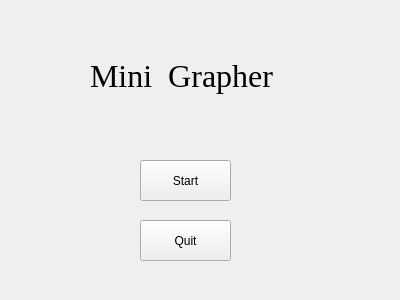
Qt-MVC-MVVM/MiniGrapher, file View/initial.ui: the form before one commit.
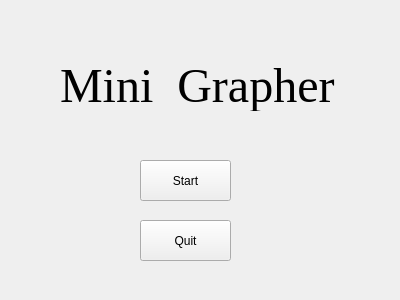
The form after the commit.

```diff
--- a/View/initial.ui
+++ b/View/initial.ui
@@ -42,16 +42,16 @@
   <widget class="QLabel" name="label">
    <property name="geometry">
     <rect>
-     <x>90</x>
-     <y>50</y>
-     <width>241</width>
+     <x>60</x>
+     <y>60</y>
+     <width>281</width>
      <height>51</height>
     </rect>
    </property>
    <property name="font">
     <font>
      <family>Times New Roman</family>
-     <pointsize>24</pointsize>
+     <pointsize>36</pointsize>
     </font>
    </property>
    <property name="text">
```
